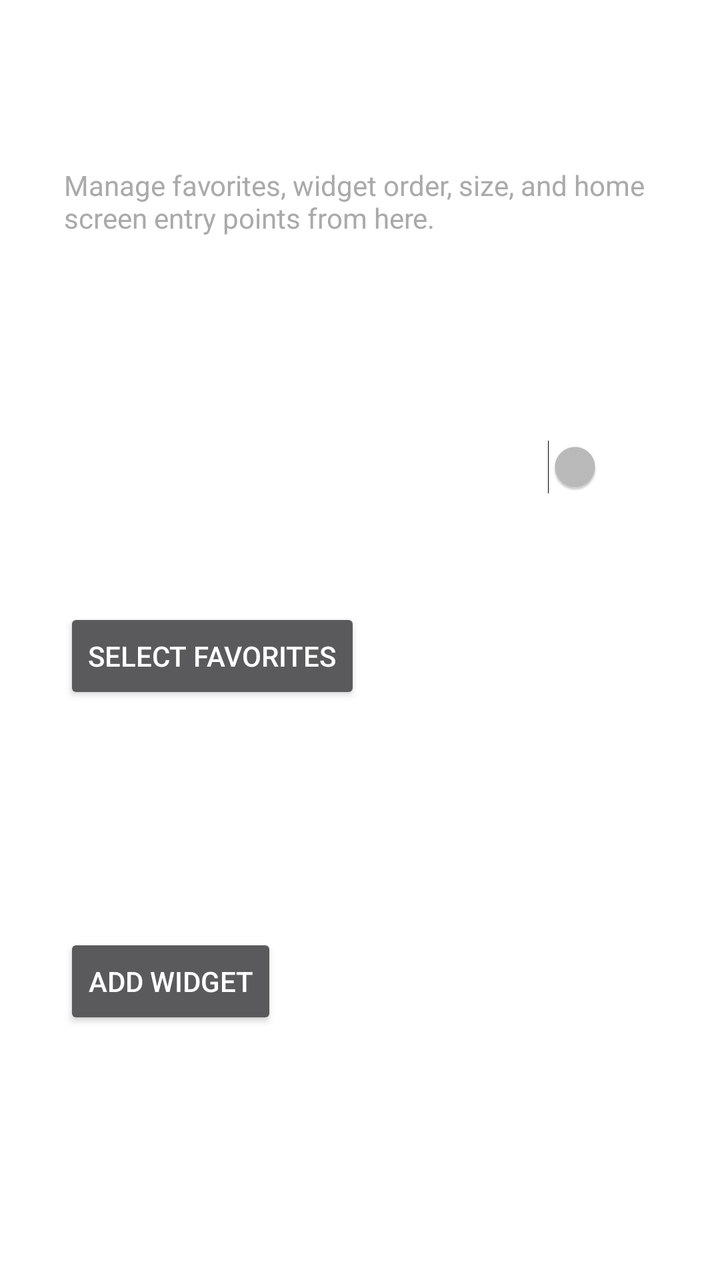
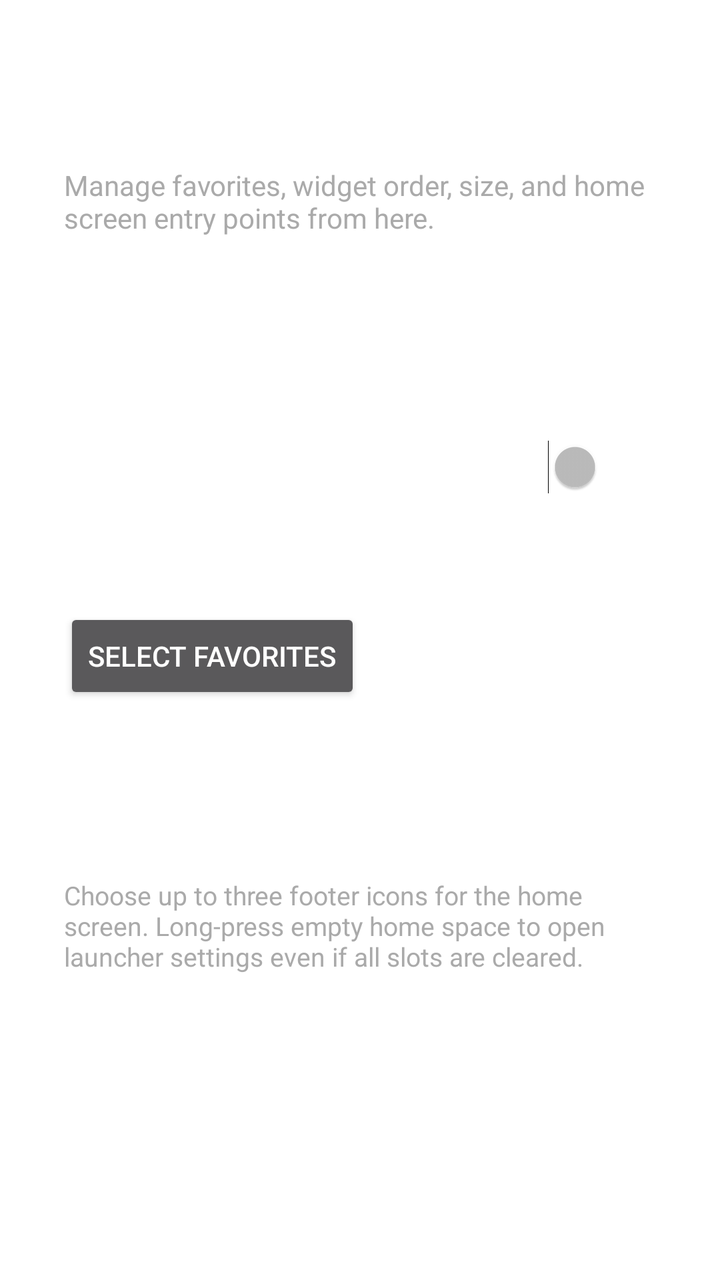

Screens rendered from an Android XML layout before and after an edit, with the pre-edit source and the edit as a unified diff.
<!-- AndroidManifest.xml: application theme Theme.ALauncher -->
<!-- res/layout/fragment_settings_system.xml -->
<?xml version="1.0" encoding="utf-8"?>
<ScrollView xmlns:android="http://schemas.android.com/apk/res/android"
    android:layout_width="match_parent"
    android:layout_height="match_parent"
    android:fillViewport="true">

    <LinearLayout
        android:layout_width="match_parent"
        android:layout_height="wrap_content"
        android:orientation="vertical"
        android:padding="32dp">

        <TextView
            android:id="@+id/systemTitle"
            android:layout_width="wrap_content"
            android:layout_height="wrap_content"
            android:text="Widgets &amp; Home"
            android:textColor="#FFFFFF"
            android:textSize="20sp"
            android:textStyle="bold"
            android:layout_marginBottom="24dp" />

        <TextView
            android:id="@+id/systemDescription"
            android:layout_width="match_parent"
            android:layout_height="wrap_content"
            android:text="Manage favorites, widget order, size, and home screen entry points from here."
            android:textColor="#AAAAAA"
            android:textSize="14sp"
            android:layout_marginBottom="24dp" />

        <LinearLayout
            android:id="@+id/notificationsSection"
            android:layout_width="match_parent"
            android:layout_height="wrap_content"
            android:orientation="vertical">

            <TextView
                android:layout_width="wrap_content"
                android:layout_height="wrap_content"
                android:text="Notification Mode"
                android:textColor="#FFFFFF"
                android:textSize="16sp"
                android:layout_marginBottom="8dp" />

            <Spinner
                android:id="@+id/notifModeSpinner"
                android:layout_width="match_parent"
                android:layout_height="wrap_content"
                android:layout_marginBottom="24dp" />

            <LinearLayout
                android:layout_width="match_parent"
                android:layout_height="wrap_content"
                android:orientation="horizontal"
                android:gravity="center_vertical"
                android:layout_marginBottom="24dp">

                <TextView
                    android:layout_width="0dp"
                    android:layout_height="wrap_content"
                    android:layout_weight="1"
                    android:text="Swipe to Dismiss Notifications"
                    android:textColor="#FFFFFF"
                    android:textSize="16sp" />

                <Switch
                    android:id="@+id/notifSwipeSwitch"
                    android:layout_width="wrap_content"
                    android:layout_height="wrap_content" />
            </LinearLayout>
        </LinearLayout>

        <LinearLayout
            android:id="@+id/homeSection"
            android:layout_width="match_parent"
            android:layout_height="wrap_content"
            android:orientation="vertical">

            <View
                android:layout_width="match_parent"
                android:layout_height="1dp"
                android:background="#33FFFFFF"
                android:layout_marginTop="16dp"
                android:layout_marginBottom="16dp" />

            <Button
                android:id="@+id/favoritesButton"
                android:layout_width="wrap_content"
                android:layout_height="wrap_content"
                android:text="Select Favorites"
                android:layout_marginBottom="24dp" />

            <View
                android:layout_width="match_parent"
                android:layout_height="1dp"
                android:background="#33FFFFFF"
                android:layout_marginTop="16dp"
                android:layout_marginBottom="16dp" />

            <TextView
                android:layout_width="wrap_content"
                android:layout_height="wrap_content"
                android:text="Manage Widgets"
                android:textColor="#FFFFFF"
                android:textSize="16sp"
                android:layout_marginBottom="12dp" />

            <LinearLayout
                android:id="@+id/widgetManageContainer"
                android:layout_width="match_parent"
                android:layout_height="wrap_content"
                android:orientation="vertical"
                android:layout_marginBottom="24dp" />

            <Button
                android:id="@+id/addWidgetButton"
                android:layout_width="wrap_content"
                android:layout_height="wrap_content"
                android:text="Add Widget"
                android:layout_marginBottom="24dp" />
        </LinearLayout>

    </LinearLayout>
</ScrollView>
<!-- resources referenced by this layout -->
<resources>
  <style name="Theme.ALauncher" parent="Theme.AppCompat.NoActionBar">
          <item name="android:windowBackground">@android:color/transparent</item>
          <item name="android:windowShowWallpaper">true</item>
          <item name="android:windowIsTranslucent">true</item>
      </style>
</resources>

<!-- the commit's change to res/layout/fragment_settings_system.xml (unified diff, before → after) -->
@@ -101,6 +101,50 @@
             <TextView
                 android:layout_width="wrap_content"
                 android:layout_height="wrap_content"
+                android:text="Footer Quick Actions"
+                android:textColor="#FFFFFF"
+                android:textSize="16sp"
+                android:layout_marginBottom="8dp" />
+
+            <TextView
+                android:layout_width="match_parent"
+                android:layout_height="wrap_content"
+                android:text="Choose up to three footer icons for the home screen. Long-press empty home space to open launcher settings even if all slots are cleared."
+                android:textColor="#AAAAAA"
+                android:textSize="13sp"
+                android:layout_marginBottom="12dp" />
+
+            <TextView
+                android:layout_width="wrap_content"
+                android:layout_height="wrap_content"
+                android:text="Footer Notifications"
+                android:textColor="#FFFFFF"
+                android:textSize="14sp"
+                android:layout_marginBottom="8dp" />
+
+            <Spinner
+                android:id="@+id/footerNotifModeSpinner"
+                android:layout_width="match_parent"
+                android:layout_height="wrap_content"
+                android:layout_marginBottom="16dp" />
+
+            <LinearLayout
+                android:id="@+id/footerQuickActionsContainer"
+                android:layout_width="match_parent"
+                android:layout_height="wrap_content"
+                android:orientation="vertical"
+                android:layout_marginBottom="24dp" />
+
+            <View
+                android:layout_width="match_parent"
+                android:layout_height="1dp"
+                android:background="#33FFFFFF"
+                android:layout_marginTop="16dp"
+                android:layout_marginBottom="16dp" />
+
+            <TextView
+                android:layout_width="wrap_content"
+                android:layout_height="wrap_content"
                 android:text="Manage Widgets"
                 android:textColor="#FFFFFF"
                 android:textSize="16sp"
@@ -119,6 +163,43 @@
                 android:layout_height="wrap_content"
                 android:text="Add Widget"
                 android:layout_marginBottom="24dp" />
+
+            <View
+                android:layout_width="match_parent"
+                android:layout_height="1dp"
+                android:background="#33FFFFFF"
+                android:layout_marginTop="16dp"
+                android:layout_marginBottom="16dp" />
+
+            <TextView
+                android:layout_width="wrap_content"
+                android:layout_height="wrap_content"
+                android:text="Backup &amp; Restore"
+                android:textColor="#FFFFFF"
+                android:textSize="16sp"
+                android:layout_marginBottom="8dp" />
+
+            <TextView
+                android:layout_width="match_parent"
+                android:layout_height="wrap_content"
+                android:text="Export launcher preferences to a JSON file, or restore them later. Widget placements stay local to the current device."
+                android:textColor="#AAAAAA"
+                android:textSize="13sp"
+                android:layout_marginBottom="12dp" />
+
+            <Button
+                android:id="@+id/backupSettingsButton"
+                android:layout_width="wrap_content"
+                android:layout_height="wrap_content"
+                android:text="Backup Settings"
+                android:layout_marginBottom="12dp" />
+
+            <Button
+                android:id="@+id/restoreSettingsButton"
+                android:layout_width="wrap_content"
+                android:layout_height="wrap_content"
+                android:text="Restore Settings"
+                android:layout_marginBottom="24dp" />
         </LinearLayout>
 
     </LinearLayout>
